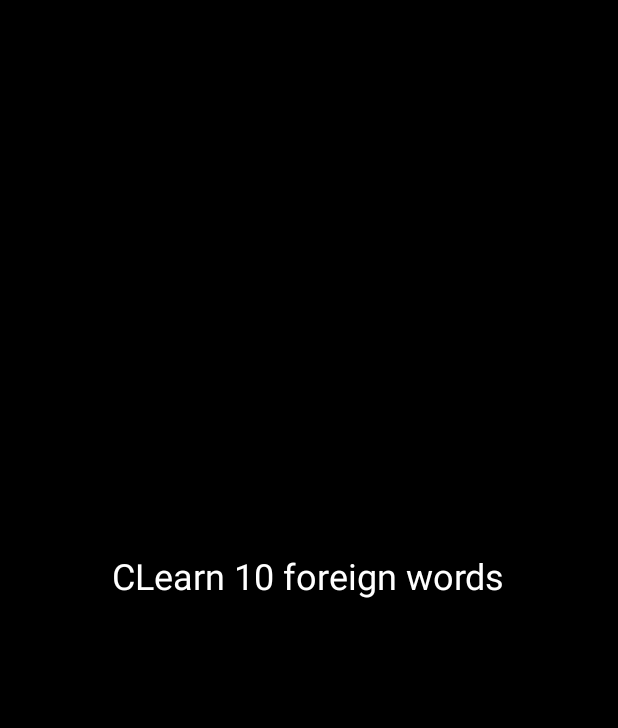
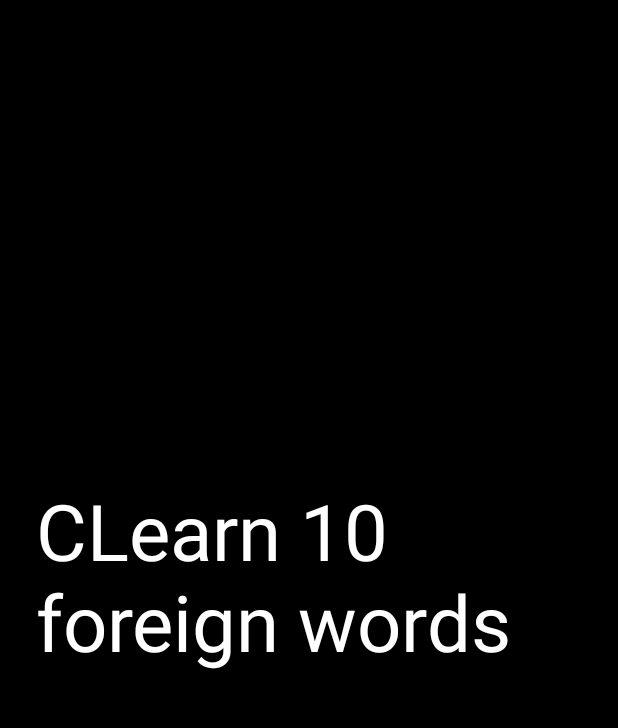
Before and after one commit to kuchumof/Bezdelnik, an Android app: the screen it shows after launch (MainActivity), after a tap on "Click me", on a phone screen of 412 x 824 dp, the part 84-812 px from its top. Run offline under Robolectric (Android 15) with nearby library versions, the phone set to English and light mode, and no system bars.

Commit message:
change textSize

```diff
--- a/app/src/main/res/layout/activity_main.xml
+++ b/app/src/main/res/layout/activity_main.xml
@@ -17,7 +17,7 @@
         android:layout_height="wrap_content"
         android:text="@string/main_text"
         android:textColor="@color/white"
-        android:textSize="24sp"
+        android:textSize="52sp"
         android:layout_centerInParent="true"
        />
 
```
